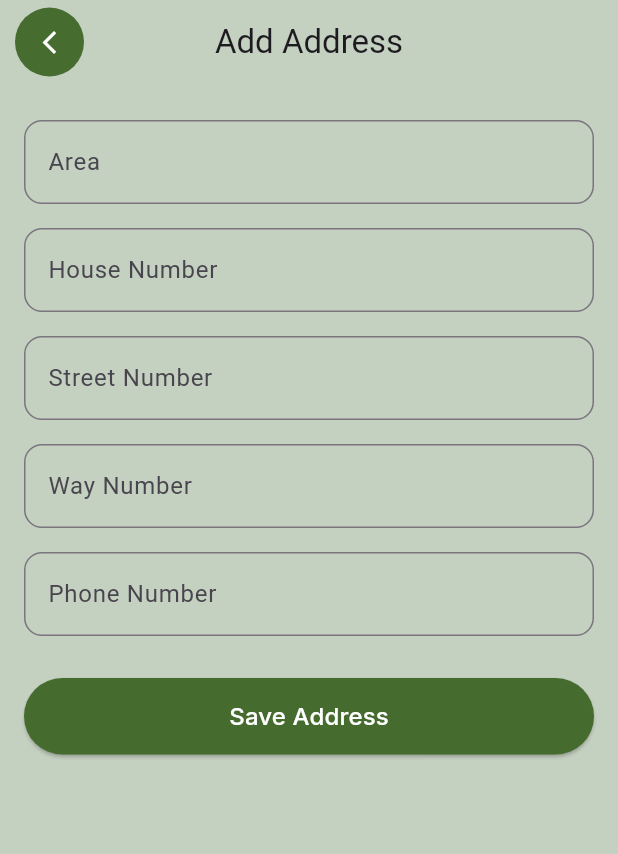
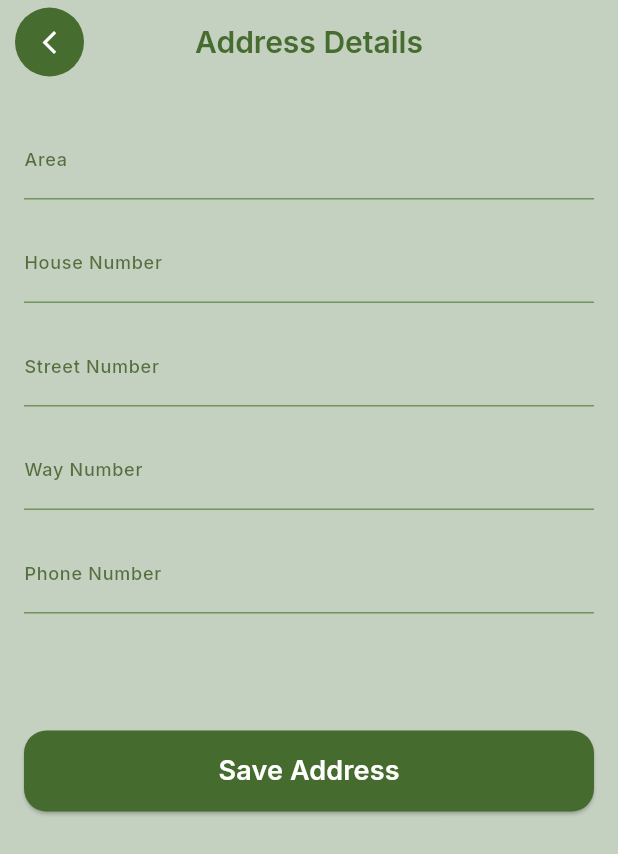
Before and after one commit to greenleaf-bit/green_leaf, a Flutter app: the AddressScreen screen opened directly with empty values, on a phone screen of 412 x 824 dp. Shown: the top 854 px of the screen. Run offline on Flutter 3.47's test engine with Material 3 defaults, Android fonts, the phone set to English and light mode, and no system bars; our stand-ins replace cloud_firestore, firebase_auth, firebase_core, google_fonts, image_picker; accounts and stored records are empty.

Commit message:
#Address Added

```diff
--- a/lib/modules/user/views/address_screen.dart
+++ b/lib/modules/user/views/address_screen.dart
@@ -34,7 +34,14 @@ class _AddressScreenState extends State<AddressScreen> {
       appBar: AppBar(
         backgroundColor: const Color(0XFFC4D0C0),
         centerTitle: true,
-        title: const Text("Add Address"),
+        title: Text(
+          "Address Details",
+          style: GoogleFonts.inter(
+            fontSize: 20,
+            fontWeight: FontWeight.w600,
+            color: const Color(0XFF476C2F),
+          ),
+        ),
         leading: Padding(
           padding: const EdgeInsets.only(left: 10, top: 5, bottom: 5),
           child: Container(
@@ -69,12 +76,12 @@ class _AddressScreenState extends State<AddressScreen> {
                 phoneController,
                 keyboardType: TextInputType.phone,
               ),
-              const SizedBox(height: 20),
+              const SizedBox(height: 70),
               ElevatedButton(
                 style: ElevatedButton.styleFrom(
                   backgroundColor: const Color(0XFF456B2E),
                   shape: RoundedRectangleBorder(
-                    borderRadius: BorderRadius.circular(30),
+                    borderRadius: BorderRadius.circular(15),
                   ),
                   padding: const EdgeInsets.symmetric(
                     vertical: 14,
@@ -105,7 +112,11 @@ class _AddressScreenState extends State<AddressScreen> {
                 },
                 child: Text(
                   "Save Address",
-                  style: GoogleFonts.inter(color: Colors.white, fontSize: 16),
+                  style: GoogleFonts.inter(
+                    color: Colors.white,
+                    fontSize: 18,
+                    fontWeight: FontWeight.w600,
+                  ),
                 ),
               ),
             ],
@@ -129,7 +140,26 @@ class _AddressScreenState extends State<AddressScreen> {
             value == null || value.isEmpty ? "Enter $label" : null,
         decoration: InputDecoration(
           labelText: label,
-          border: OutlineInputBorder(borderRadius: BorderRadius.circular(12)),
+          labelStyle: GoogleFonts.inter(
+            color: const Color(0XFF39571E).withOpacity(0.8),
+            fontSize: 12,
+            fontWeight: FontWeight.w500,
+          ),
+          border: UnderlineInputBorder(
+            borderSide: BorderSide(
+              color: const Color(0XFF3B6C1E).withOpacity(0.6),
+            ),
+          ),
+          focusedBorder: UnderlineInputBorder(
+            borderSide: BorderSide(
+              color: const Color(0XFF3B6C1E).withOpacity(0.6),
+            ),
+          ),
+          enabledBorder: UnderlineInputBorder(
+            borderSide: BorderSide(
+              color: const Color(0XFF3B6C1E).withOpacity(0.6),
+            ),
+          ),
         ),
       ),
     );
```
Also changed, not shown: lib/modules/user/views/payment_screen.dart (+66 -10 lines).
